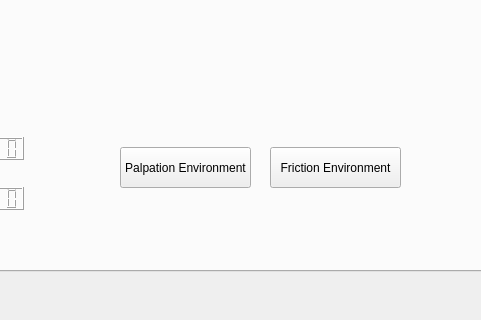
First picture: the form in mainwindow.ui, repository sschorr/TactileDevice, before the edit; both pictures show x 562 to 1043 and y 616 to 936 of the 1166 by 936 pixel window.
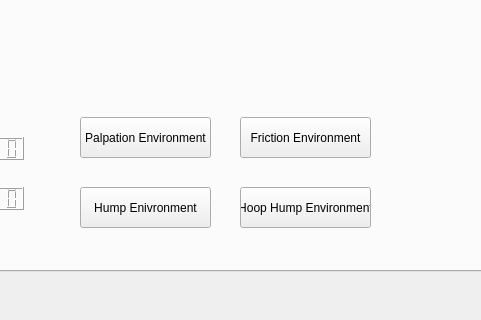
Second picture: the form after the edit. Custom widgets are drawn as their Qt base class.

Commit message: added support for two more environments.

The edit to the form file:
```diff
--- a/mainwindow.ui
+++ b/mainwindow.ui
@@ -963,8 +963,8 @@
      <widget class="QPushButton" name="palpationButton">
       <property name="geometry">
        <rect>
-        <x>680</x>
-        <y>720</y>
+        <x>640</x>
+        <y>690</y>
         <width>131</width>
         <height>41</height>
        </rect>
@@ -976,8 +976,8 @@
      <widget class="QPushButton" name="frictionButton">
       <property name="geometry">
        <rect>
-        <x>830</x>
-        <y>720</y>
+        <x>800</x>
+        <y>690</y>
         <width>131</width>
         <height>41</height>
        </rect>
@@ -986,6 +986,32 @@
        <string>Friction Environment</string>
       </property>
      </widget>
+     <widget class="QPushButton" name="humpButton">
+      <property name="geometry">
+       <rect>
+        <x>640</x>
+        <y>760</y>
+        <width>131</width>
+        <height>41</height>
+       </rect>
+      </property>
+      <property name="text">
+       <string>Hump Enivronment</string>
+      </property>
+     </widget>
+     <widget class="QPushButton" name="hoopHumpButton">
+      <property name="geometry">
+       <rect>
+        <x>800</x>
+        <y>760</y>
+        <width>131</width>
+        <height>41</height>
+       </rect>
+      </property>
+      <property name="text">
+       <string>Hoop Hump Environment</string>
+      </property>
+     </widget>
     </widget>
     <widget class="QWidget" name="tab_2">
      <attribute name="title">
```
The commit also changes 9 other files.
